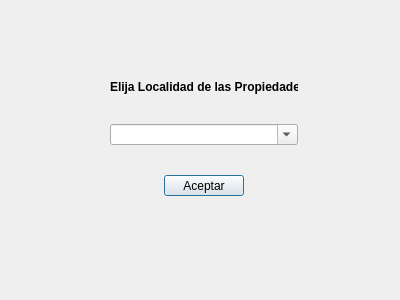
Old version of the form templates/dlgBuscaProp.ui in the repository Jorgedehaz/DI.
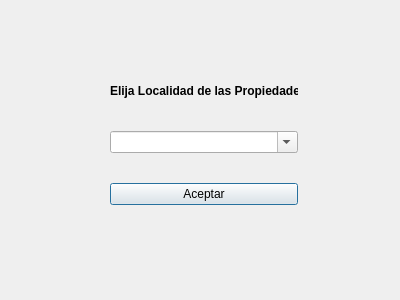
New version of the form. Icons and pictures are not drawn.

Commit message: añadido DlgBuscarProp

```diff
--- a/templates/dlgBuscaProp.ui
+++ b/templates/dlgBuscaProp.ui
@@ -38,7 +38,7 @@
      <x>90</x>
      <y>60</y>
      <width>228</width>
-     <height>156</height>
+     <height>165</height>
     </rect>
    </property>
    <layout class="QVBoxLayout" name="verticalLayout">
@@ -61,7 +61,6 @@
      <widget class="QLabel" name="label">
       <property name="font">
        <font>
-        <weight>75</weight>
         <bold>true</bold>
        </font>
       </property>
@@ -77,14 +76,8 @@
       </property>
      </widget>
     </item>
-    <item alignment="Qt::AlignHCenter">
+    <item>
      <widget class="QPushButton" name="btnAceptarLocalidad">
-      <property name="maximumSize">
-       <size>
-        <width>100</width>
-        <height>25</height>
-       </size>
-      </property>
       <property name="text">
        <string>Aceptar</string>
       </property>
```
Left out of the diff: 4 changed lines with no effect on the pictures. The commit also changes 5 other files.
